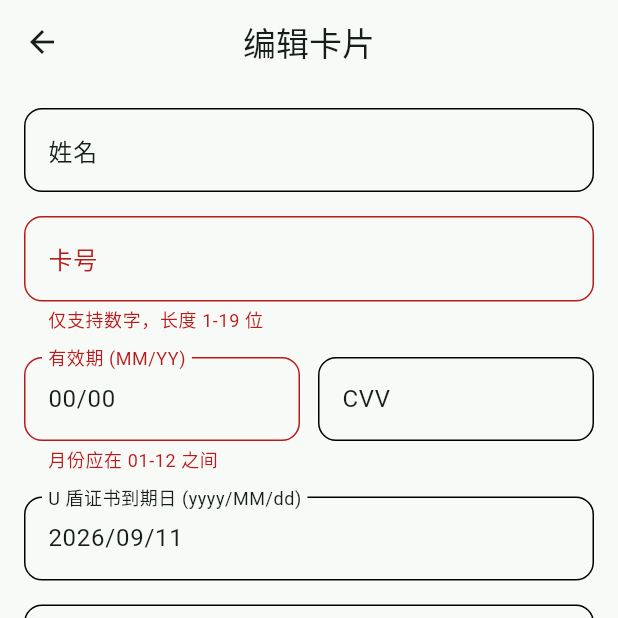
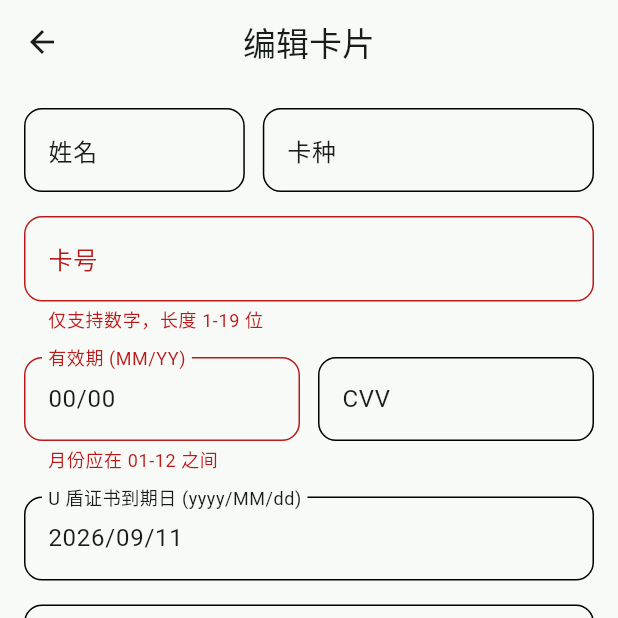
Before and after one commit to sundys/kabao, a Flutter app: the CardEditPage screen opened directly with empty values, after a tap on "保存", on a phone screen of 412 x 824 dp, the top half of it. Run offline on Flutter 3.47's test engine with Material 3 defaults, Android fonts, the phone set to English and light mode, and no system bars; our stand-ins replace dio, file_picker, flutter_local_notifications, flutter_riverpod, flutter_secure_storage, go_router and 4 more; missing offline and left inert: cryptography, local_auth_android, pointycastle, webdav_client; accounts and stored records are empty.

Commit message:
feat: add card kind field and three-line card list rows

```diff
--- a/lib/features/backup/logic/backup_codec.dart
+++ b/lib/features/backup/logic/backup_codec.dart
@@ -219,6 +219,7 @@ Map<String, Object?> _snapshotToJson(VaultSnapshot s) => {
         'categoryId': c.categoryId,
         'cardType': cardTypeToWire(c.cardType),
         'holderName': c.holderName,
+        'cardKind': c.cardKind,
         'cardNumber': c.cardNumber,
         'expiryMonth': c.expiryMonth,
         'expiryYear': c.expiryYear,
@@ -294,6 +295,7 @@ VaultSnapshot _snapshotFromJson(Map<String, Object?> json) {
         categoryId: item['categoryId']! as String,
         cardType: cardTypeFromWire(item['cardType']! as String),
         holderName: item['holderName'] as String?,
+        cardKind: item['cardKind'] as String?,
         sortOrder: (item['sortOrder'] as num?)?.toInt() ?? 0,
         cardNumber: item['cardNumber']! as String,
         expiryMonth: (item['expiryMonth'] as num?)?.toInt(),
--- a/lib/features/backup/logic/csv_import_service.dart
+++ b/lib/features/backup/logic/csv_import_service.dart
@@ -193,6 +193,10 @@ final class CsvImportService {
       throw _RowError('cvv', 'CVV 应为 3 位数字');
     }
     final uShield = _parseSlashDate(row['u_shield_expiry'], 'u_shield_expiry');
+    final cardKind = _optional(row['card_kind']);
+    if (Validators.cardKind(cardKind) != null) {
+      throw _RowError('card_kind', '卡种最多 20 字');
+    }
     final note = _optional(row['note']);
     if (Validators.note(note) != null) throw _RowError('note', '备注最多 500 字');
     final id = _id(row['id'], now);
@@ -203,6 +207,7 @@ final class CsvImportService {
       cardType: type,
       cardNumber: number,
       holderName: _optional(row['holder_name']),
+      cardKind: cardKind,
       expiryMonth: expiry?.$1,
       expiryYear: expiry?.$2,
       cvv: cvv,
@@ -381,6 +386,7 @@ final class CsvImportService {
     'category_id',
     'id',
     'holder_name',
+    'card_kind',
     'card_number',
     'expiry',
     'cvv',
@@ -424,6 +430,7 @@ final class _CsvParser {
     '分类ID': 'category_id',
     '记录ID': 'id',
     '持有人姓名': 'holder_name',
+    '卡种': 'card_kind',
     '卡号': 'card_number',
     '有效期': 'expiry',
     'CVV': 'cvv',
--- a/lib/features/wallet/domain/models.dart
+++ b/lib/features/wallet/domain/models.dart
@@ -79,6 +79,7 @@ class CardRecord {
     required this.cardType,
     required this.cardNumber,
     this.holderName,
+    this.cardKind,
     this.sortOrder = 0,
     this.expiryMonth,
     this.expiryYear,
@@ -92,6 +93,9 @@ class CardRecord {
 
   static const int maxNoteLength = 500;
 
+  /// 卡种（如“标准卡/白金卡”），可选自由文本。
+  static const int maxCardKindLength = 20;
+
   final String id;
   final String categoryId;
   final CardType cardType;
@@ -101,6 +105,9 @@ class CardRecord {
 
   /// 持卡人姓名（可选）。
   final String? holderName;
+
+  /// 卡种（可选），如“标准卡”“白金卡”。
+  final String? cardKind;
 
   /// 手动排序序号；0 表示未手动排序。
   final int sortOrder;
@@ -129,6 +136,7 @@ class CardRecord {
     cardType: cardType,
     cardNumber: cardNumber,
     holderName: holderName,
+    cardKind: cardKind,
     sortOrder: value,
     expiryMonth: expiryMonth,
     expiryYear: expiryYear,
@@ -142,6 +150,7 @@ class CardRecord {
 
   String payloadJson() => jsonEncode({
     'holderName': holderName,
+    'cardKind': cardKind,
     'cardNumber': cardNumber,
     'sortOrder': sortOrder,
     'expiryMonth': expiryMonth,
@@ -165,6 +174,7 @@ class CardRecord {
       cardType: cardTypeFromWire(metadata['card_type']! as String),
       cardNumber: payload['cardNumber']! as String,
       holderName: payload['holderName'] as String?,
+      cardKind: payload['cardKind'] as String?,
       sortOrder: (metadata['sort_order'] as num?)?.toInt() ?? 0,
       expiryMonth: (payload['expiryMonth'] as num?)?.toInt(),
       expiryYear: (payload['expiryYear'] as num?)?.toInt(),
--- a/lib/features/wallet/presentation/pages/card_detail_page.dart
+++ b/lib/features/wallet/presentation/pages/card_detail_page.dart
@@ -21,6 +21,8 @@ class CardDetailPage extends ConsumerWidget {
     final note = TextSanitizer.clean(card.note);
     final rows = <(String, String)>[
       if (holderName != null) ('姓名', holderName),
+      if (TextSanitizer.clean(card.cardKind) != null)
+        ('卡种', TextSanitizer.clean(card.cardKind)!),
       ('卡号', grouped),
       if (card.expiryMonth != null && card.expiryYear != null)
         (
--- a/lib/features/wallet/presentation/widgets/card_edit_page.dart
+++ b/lib/features/wallet/presentation/widgets/card_edit_page.dart
@@ -32,12 +32,14 @@ class _CardEditPageState extends ConsumerState<CardEditPage> {
   final _formKey = GlobalKey<FormState>();
   bool _saving = false;
   late final TextEditingController _nameController;
+  late final TextEditingController _cardKindController;
 
   @override
   void initState() {
     super.initState();
     final card = widget.card;
     _nameController = TextEditingController(text: card.holderName ?? '');
+    _cardKindController = TextEditingController(text: card.cardKind ?? '');
     _numberController = TextEditingController(
       text: CardNumberValidation.groupForDisplay(card.cardNumber),
     );
@@ -61,6 +63,7 @@ class _CardEditPageState extends ConsumerState<CardEditPage> {
   @override
   void dispose() {
     _nameController.dispose();
+    _cardKindController.dispose();
     _numberController.dispose();
     _expiryController.dispose();
     _cvvController.dispose();
@@ -102,6 +105,9 @@ class _CardEditPageState extends ConsumerState<CardEditPage> {
         cardType: widget.card.cardType,
         cardNumber: number,
         holderName: holderName.isEmpty ? null : holderName,
+        cardKind: _cardKindController.text.trim().isEmpty
+            ? null
+            : _cardKindController.text.trim(),
         expiryMonth: month,
         expiryYear: year,
         cvv: _cvvController.text.trim().isEmpty
@@ -148,15 +154,40 @@ class _CardEditPageState extends ConsumerState<CardEditPage> {
         child: ListView(
           padding: const EdgeInsets.all(16),
           children: [
-            TextFormField(
+            Row(
+              crossAxisAlignment: CrossAxisAlignment.start,
+              children: [
+                // 姓名缩短，右侧留给卡种输入框。
+                Expanded(
+                  flex: 2,
+                  child: TextFormField(
                     key: const Key('card-name-field'),
                     controller: _nameController,
-              maxLength: 20,
+                    maxLength: 10,
                     textInputAction: TextInputAction.next,
                     decoration: const InputDecoration(
                       labelText: '姓名',
                       counterText: '',
                     ),
+                  ),
+                ),
+                const SizedBox(width: 12),
+                Expanded(
+                  flex: 3,
+                  child: TextFormField(
+                    key: const Key('card-kind-field'),
+                    controller: _cardKindController,
+                    maxLength: 20,
+                    textInputAction: TextInputAction.next,
+                    decoration: const InputDecoration(
+                      labelText: '卡种',
+                      hintText: '如：白金卡',
+                      counterText: '',
+                    ),
+                    validator: Validators.cardKind,
+                  ),
+                ),
+              ],
             ),
             const SizedBox(height: 16),
             TextFormField(
--- a/lib/shared/validation/validators.dart
+++ b/lib/shared/validation/validators.dart
@@ -129,8 +129,25 @@ final class Validators {
     }
     return null;
   }
+
+  /// 卡种为可选自由文本，最多 20 字。
+  static String? cardKind(String? raw) {
+    if (raw == null) {
+      return null;
+    }
+    final count = raw.characters.length;
+    if (count > CardKindLimit.max) {
+      return '卡种最多 ${CardKindLimit.max} 字';
+    }
+    return null;
+  }
 }
 
 abstract final class CardRecordNoteLimit {
   static const int max = 500;
 }
+
+/// 卡种字段长度上限，与 `CardRecord.maxCardKindLength` 保持一致。
+abstract final class CardKindLimit {
+  static const int max = 20;
+}
--- a/templates/kabao-cards-template.csv
+++ b/templates/kabao-cards-template.csv
@@ -1 +1 @@
-记录类型（可选）,分类类型,分类名称,分类ID（可选）,记录ID（可选）,持有人姓名（可选）,卡号,有效期（可选）,CVV（可选）,U盾到期日（可选）,备注（可选）,创建时间（可选）,更新时间（可选）
+记录类型（可选）,分类类型,分类名称,分类ID（可选）,记录ID（可选）,持有人姓名（可选）,卡种（可选）,卡号,有效期（可选）,CVV（可选）,U盾到期日（可选）,备注（可选）,创建时间（可选）,更新时间（可选）
```
Also changed, not shown: lib/features/wallet/presentation/widgets/card_tile.dart (+87 -32 lines), 6 other files. Lines whose indentation alone changed are shown as unchanged.
